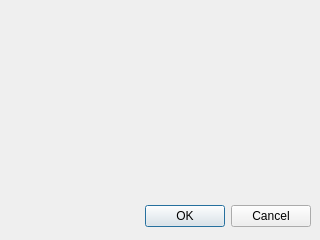
Old version of the form DrWell/telalogin.ui in the repository danzagroba/Dr.Well.
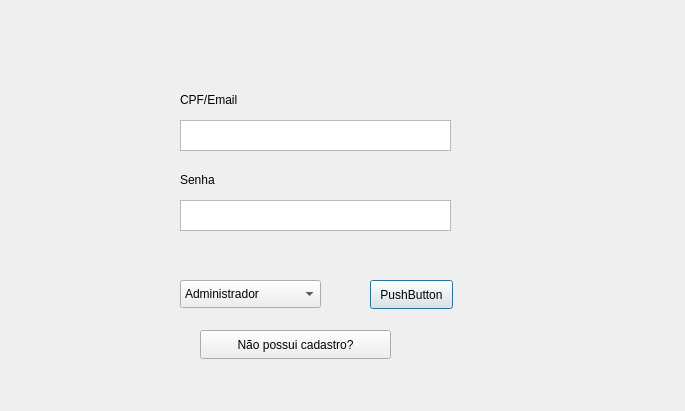
New version of the form.

What changed in the file:
```diff
--- a/DrWell/telalogin.ui
+++ b/DrWell/telalogin.ui
@@ -6,27 +6,108 @@
    <rect>
     <x>0</x>
     <y>0</y>
-    <width>320</width>
-    <height>240</height>
+    <width>685</width>
+    <height>411</height>
    </rect>
   </property>
   <property name="windowTitle">
    <string>Dialog</string>
   </property>
-  <widget class="QDialogButtonBox" name="buttonBox">
+  <widget class="QTextEdit" name="textEdit">
    <property name="geometry">
     <rect>
-     <x>10</x>
+     <x>180</x>
+     <y>120</y>
+     <width>271</width>
+     <height>31</height>
+    </rect>
+   </property>
+  </widget>
+  <widget class="QTextEdit" name="textEdit_2">
+   <property name="geometry">
+    <rect>
+     <x>180</x>
      <y>200</y>
-     <width>301</width>
-     <height>32</height>
+     <width>271</width>
+     <height>31</height>
     </rect>
    </property>
-   <property name="orientation">
-    <enum>Qt::Orientation::Horizontal</enum>
+  </widget>
+  <widget class="QComboBox" name="comboBox">
+   <property name="geometry">
+    <rect>
+     <x>180</x>
+     <y>280</y>
+     <width>141</width>
+     <height>28</height>
+    </rect>
    </property>
-   <property name="standardButtons">
-    <set>QDialogButtonBox::StandardButton::Cancel|QDialogButtonBox::StandardButton::Ok</set>
+   <item>
+    <property name="text">
+     <string>Administrador</string>
+    </property>
+   </item>
+   <item>
+    <property name="text">
+     <string>Secretário</string>
+    </property>
+   </item>
+   <item>
+    <property name="text">
+     <string>Médico</string>
+    </property>
+   </item>
+  </widget>
+  <widget class="QPushButton" name="pushButton">
+   <property name="geometry">
+    <rect>
+     <x>370</x>
+     <y>280</y>
+     <width>83</width>
+     <height>29</height>
+    </rect>
+   </property>
+   <property name="text">
+    <string>PushButton</string>
+   </property>
+  </widget>
+  <widget class="QLabel" name="label">
+   <property name="geometry">
+    <rect>
+     <x>180</x>
+     <y>90</y>
+     <width>81</width>
+     <height>20</height>
+    </rect>
+   </property>
+   <property name="text">
+    <string>CPF/Email</string>
+   </property>
+  </widget>
+  <widget class="QLabel" name="label_2">
+   <property name="geometry">
+    <rect>
+     <x>180</x>
+     <y>170</y>
+     <width>81</width>
+     <height>20</height>
+    </rect>
+   </property>
+   <property name="text">
+    <string>Senha</string>
+   </property>
+  </widget>
+  <widget class="QPushButton" name="pushButton_2">
+   <property name="geometry">
+    <rect>
+     <x>200</x>
+     <y>330</y>
+     <width>191</width>
+     <height>29</height>
+    </rect>
+   </property>
+   <property name="text">
+    <string>Não possui cadastro?</string>
    </property>
   </widget>
  </widget>
```
Left out of the diff: 35 changed lines with no effect on the pictures.
